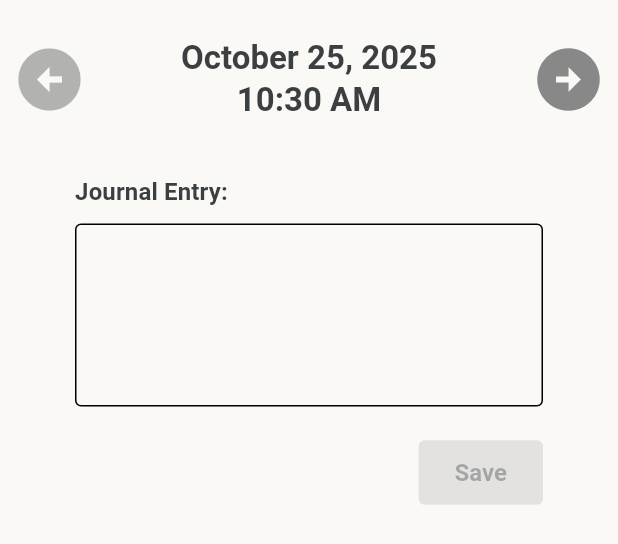
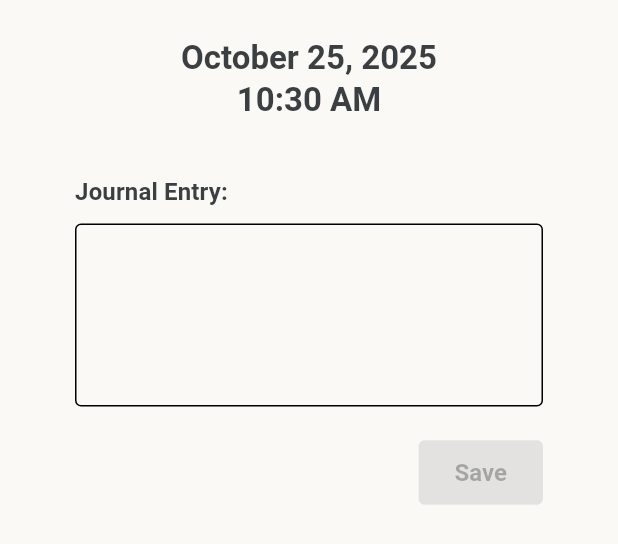
Before and after one commit to lajacl/mindfulness-app, a Flutter app: the JournalPage widget shown alone on an empty page, opened directly, on a phone screen of 412 x 824 dp. Shown: the top 544 px of the screen. Run offline on Flutter 3.47's test engine with Material 3 defaults, Android fonts, the light colour scheme and no system bars; our stand-ins replace sqflite, youtube_player_iframe; accounts and stored records are empty.

Commit message:
Use db data for home screen mood and journal entry

```diff
--- a/lib/database/repositories/journal_repository.dart
+++ b/lib/database/repositories/journal_repository.dart
@@ -18,7 +18,7 @@ class JournalRepository {
     return result.map((map) => JournalEntry.fromMap(map)).toList();
   }
 
-  Future<List<JournalEntry>> getFirstWhereDateToday() async {
+  Future<JournalEntry?> getFirstWhereDateToday() async {
     final db = await dbHelper.database;
     final result = await db.query(
       tableName,
@@ -26,10 +26,10 @@ class JournalRepository {
       whereArgs: ['now'],
       limit: 1,
     );
-    return result.map((map) => JournalEntry.fromMap(map)).toList();
+    return result.isNotEmpty ? JournalEntry.fromMap(result.first) : null;
   }
 
-  Future<int> add(JournalEntry entry) async {
+  Future<int> save(JournalEntry entry) async {
     final db = await dbHelper.database;
     return await db.insert(
       tableName,
--- a/lib/database/repositories/mood_history_repository.dart
+++ b/lib/database/repositories/mood_history_repository.dart
@@ -18,7 +18,7 @@ class MoodHistoryRepository {
     return result.map((map) => MoodEntry.fromMap(map)).toList();
   }
 
-  Future<List<MoodEntry>> getFirstWhereDateToday() async {
+  Future<MoodEntry?> getFirstWhereDateToday() async {
     final db = await dbHelper.database;
     final result = await db.query(
       tableName,
@@ -26,10 +26,10 @@ class MoodHistoryRepository {
       whereArgs: ['now'],
       limit: 1,
     );
-    return result.map((map) => MoodEntry.fromMap(map)).toList();
+    return result.isNotEmpty ? MoodEntry.fromMap(result.first) : null;
   }
 
-  Future<int> add(MoodEntry entry) async {
+  Future<int> save(MoodEntry entry) async {
     final db = await dbHelper.database;
     return await db.insert(
       tableName,
--- a/lib/journal.dart
+++ b/lib/journal.dart
@@ -15,8 +15,9 @@ class _JournalPageState extends State<JournalPage> {
   final JournalRepository _journalRepository = JournalRepository();
   final TextEditingController _textController = TextEditingController();
   final PageController _pageController = PageController();
+
+  List<JournalEntry> _entryList = [];
   String _currentEntry = '';
-  List<JournalEntry> _entryList = [];
   bool _isEditing = false;
   bool _canSubmit = false;
 
@@ -42,12 +43,11 @@ class _JournalPageState extends State<JournalPage> {
           entry: '',
         ),
       );
-      _isEditing = true;
-    } else {
-      _isEditing = false;
     }
     setState(() {
       _entryList = journalEntries;
+      _textController.text = _currentEntry =
+          _entryList[_pageController.initialPage].entry;
     });
   }
 
@@ -59,7 +59,8 @@ class _JournalPageState extends State<JournalPage> {
       date: entry.date,
       entry: trimmedText,
     );
-    await _journalRepository.add(updatedEntry);
+    await _journalRepository.save(updatedEntry);
+    _isEditing = false;
     _loadJournalData();
   }
 
@@ -126,6 +127,25 @@ class _JournalPageState extends State<JournalPage> {
     _loadJournalData();
   }
 
+  void _updatePageState(index) {
+    setState(() {
+      _textController.text = _currentEntry = _entryList[index].entry;
+      if (_pageController.page == 0 && _currentEntry.isEmpty) {
+        _isEditing = true;
+      } else {
+        _isEditing = false;
+      }
+    });
+  }
+
+  bool _hasPreviousPage(int index) {
+    return index < (_entryList.length - 1);
+  }
+
+  bool _hasNextPage(int index) {
+    return index > 0;
+  }
+
   @override
   void initState() {
     super.initState();
@@ -146,9 +166,9 @@ class _JournalPageState extends State<JournalPage> {
         controller: _pageController,
         reverse: true,
         itemCount: _entryList.length,
+        onPageChanged: _updatePageState,
         itemBuilder: (BuildContext context, int index) {
-          _textController.text = _currentEntry = _entryList[index].entry;
-
+          final journalEntry = _entryList[index];
           return Column(
             mainAxisAlignment: MainAxisAlignment.start,
             crossAxisAlignment: CrossAxisAlignment.stretch,
@@ -156,36 +176,39 @@ class _JournalPageState extends State<JournalPage> {
               Row(
                 mainAxisAlignment: MainAxisAlignment.spaceBetween,
                 children: [
-                  IconButton(
-                    onPressed: index < (_entryList.length - 1)
+                  Opacity(
+                    opacity: _hasPreviousPage(index) ? 1 : 0,
+                    child: IconButton(
+                      onPressed: _hasPreviousPage(index)
                           ? () => _pageController.nextPage(
                               duration: Duration(milliseconds: 250),
                               curve: Curves.linear,
                             )
                           : null,
-                    icon: Icon(Icons.arrow_circle_left, size: 50),
-                    color: index < (_entryList.length - 1)
-                        ? MindfulnessTheme.softTeal
-                        : MindfulnessTheme.softGray,
+                      icon: Icon(Icons.arrow_circle_left),
+                      iconSize: 50,
+                      color: MindfulnessTheme.softTeal,
+                      disabledColor: MindfulnessTheme.softGray,
+                    ),
                   ),
                   Text(
-                    _getFormattedDate(_entryList[index].date),
+                    _getFormattedDate(journalEntry.date),
                     style: Theme.of(context).textTheme.headlineLarge,
                     textAlign: TextAlign.center,
                   ),
-                  IconButton(
-                    onPressed: index > 0
+                  Opacity(
+                    opacity: _hasNextPage(index) ? 1 : 0,
+                    child: IconButton(
+                      onPressed: _hasNextPage(index)
                           ? () => _pageController.previousPage(
                               duration: Duration(milliseconds: 250),
                               curve: Curves.linear,
                             )
                           : null,
-                    icon: Icon(
-                      Icons.arrow_circle_right,
-                      size: 50,
-                      color: index > 0
-                          ? MindfulnessTheme.softTeal
-                          : MindfulnessTheme.softGray,
+                      icon: Icon(Icons.arrow_circle_right),
+                      iconSize: 50,
+                      color: MindfulnessTheme.softTeal,
+                      disabledColor: MindfulnessTheme.softGray,
                     ),
                   ),
                 ],
@@ -204,7 +227,10 @@ class _JournalPageState extends State<JournalPage> {
                         ),
                         if (_textController.text.isNotEmpty && !_isEditing)
                           IconButton(
-                            icon: Icon(Icons.edit),
+                            icon: Icon(
+                              Icons.edit,
+                              color: MindfulnessTheme.softGray,
+                            ),
                             onPressed: () => _editEntry(),
                           ),
                       ],
@@ -238,19 +264,18 @@ class _JournalPageState extends State<JournalPage> {
                         SizedBox(height: 20),
                         if (_textController.text.isEmpty || _isEditing)
                           Row(
-                            mainAxisAlignment:
-                                _entryList[index].entry.isNotEmpty
+                            mainAxisAlignment: journalEntry.entry.isNotEmpty
                                 ? MainAxisAlignment.spaceBetween
                                 : MainAxisAlignment.end,
                             children: [
-                              if (_entryList[index].entry.isNotEmpty)
+                              if (journalEntry.entry.isNotEmpty)
                                 TextButton(
                                   onPressed: _cancelEdit,
                                   child: Text('Cancel'),
                                 ),
                               ElevatedButton(
                                 onPressed: _canSubmit
-                                    ? () => _saveEntry(_entryList[index])
+                                    ? () => _saveEntry(journalEntry)
                                     : null,
                                 child: Text('Save'),
                               ),
@@ -261,7 +286,7 @@ class _JournalPageState extends State<JournalPage> {
                             alignment: AlignmentGeometry.bottomLeft,
                             child: TextButton(
                               onPressed: () =>
-                                  _showAlertDialog(context, _entryList[index]),
+                                  _showAlertDialog(context, journalEntry),
                               child: Text('Delete'),
                             ),
                           ),
--- a/lib/mood.dart
+++ b/lib/mood.dart
@@ -46,11 +46,11 @@ class _MoodPageState extends State<MoodPage> {
   }
 
   Future<void> _saveMood(Mood newMood) async {
-    MoodEntry newEntry = MoodEntry(
+    MoodEntry updatedMood = MoodEntry(
       date: DateTime.now().toUtc().toIso8601String(),
       mood: newMood.name,
     );
-    await _moodRepository.add(newEntry);
+    await _moodRepository.save(updatedMood);
     _loadMoodData();
   }
 
```
Also changed, not shown: lib/home.dart (+56 -40 lines). Lines whose indentation alone changed are shown as unchanged.
